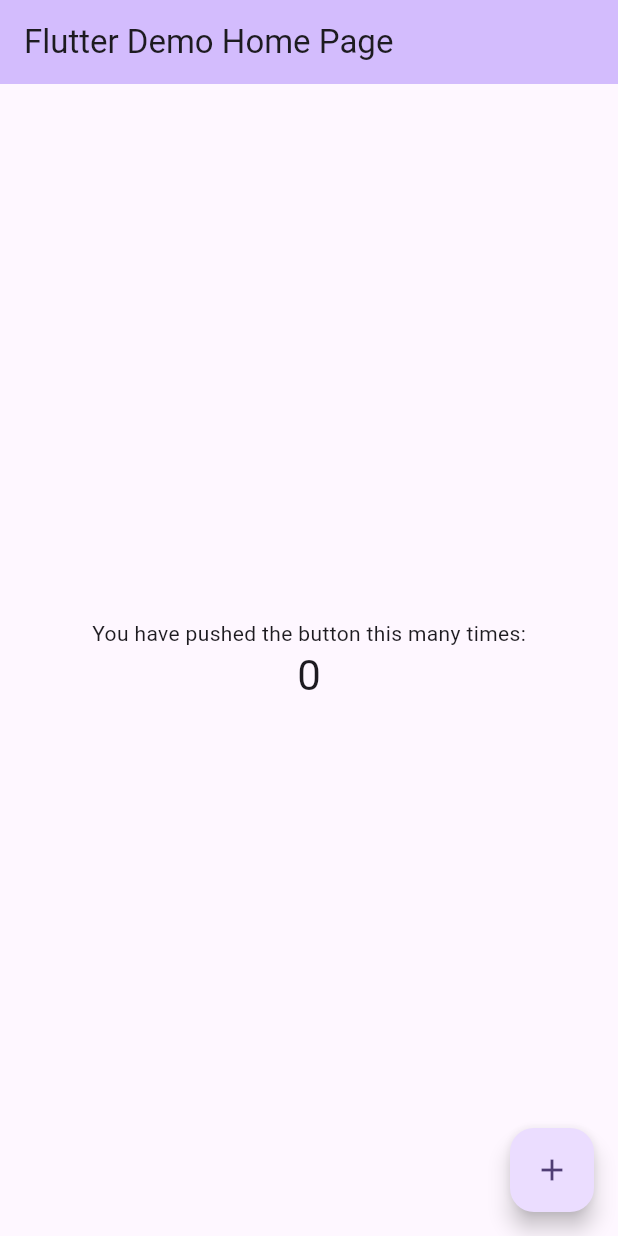
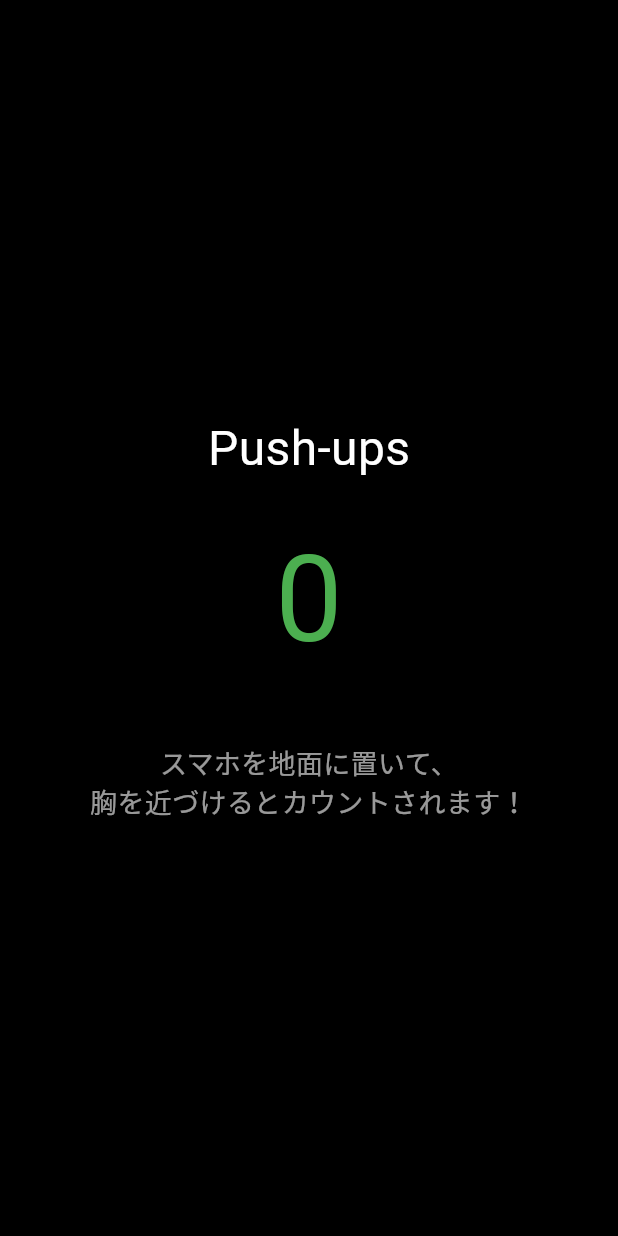
Before and after one commit to itomo2/pushapp, a Flutter app: the screen it shows after launch, on a phone screen of 412 x 824 dp. Run offline on Flutter 3.47's test engine with Material 3 defaults, Android fonts, the light colour scheme and no system bars; missing offline and left inert: proximity_sensor.

Commit message:
チャッピー再トライ

```diff
--- a/lib/main.dart
+++ b/lib/main.dart
@@ -1,122 +1,81 @@
 import 'package:flutter/material.dart';
+import 'package:proximity_sensor/proximity_sensor.dart';
 
 void main() {
-  runApp(const MyApp());
+  runApp(const PushUpApp());
 }
 
-class MyApp extends StatelessWidget {
-  const MyApp({super.key});
+class PushUpApp extends StatelessWidget {
+  const PushUpApp({super.key});
 
-  // This widget is the root of your application.
   @override
   Widget build(BuildContext context) {
-    return MaterialApp(
-      title: 'Flutter Demo',
-      theme: ThemeData(
-        // This is the theme of your application.
-        //
-        // TRY THIS: Try running your application with "flutter run". You'll see
-        // the application has a purple toolbar. Then, without quitting the app,
-        // try changing the seedColor in the colorScheme below to Colors.green
-        // and then invoke "hot reload" (save your changes or press the "hot
-        // reload" button in a Flutter-supported IDE, or press "r" if you used
-        // the command line to start the app).
-        //
-        // Notice that the counter didn't reset back to zero; the application
-        // state is not lost during the reload. To reset the state, use hot
-        // restart instead.
-        //
-        // This works for code too, not just values: Most code changes can be
-        // tested with just a hot reload.
-        colorScheme: ColorScheme.fromSeed(seedColor: Colors.deepPurple),
-      ),
-      home: const MyHomePage(title: 'Flutter Demo Home Page'),
+    return const MaterialApp(
+      title: '腕立てカウンター',
+      home: PushUpCounterScreen(),
     );
   }
 }
 
-class MyHomePage extends StatefulWidget {
-  const MyHomePage({super.key, required this.title});
-
-  // This widget is the home page of your application. It is stateful, meaning
-  // that it has a State object (defined below) that contains fields that affect
-  // how it looks.
-
-  // This class is the configuration for the state. It holds the values (in this
-  // case the title) provided by the parent (in this case the App widget) and
-  // used by the build method of the State. Fields in a Widget subclass are
-  // always marked "final".
-
-  final String title;
+class PushUpCounterScreen extends StatefulWidget {
+  const PushUpCounterScreen({super.key});
 
   @override
-  State<MyHomePage> createState() => _MyHomePageState();
+  State<PushUpCounterScreen> createState() => _PushUpCounterScreenState();
 }
 
-class _MyHomePageState extends State<MyHomePage> {
-  int _counter = 0;
+class _PushUpCounterScreenState extends State<PushUpCounterScreen> {
+  int _pushUpCount = 0;
+  bool _isNear = false;
+  late Stream<bool> _proximityStream;
 
-  void _incrementCounter() {
-    setState(() {
-      // This call to setState tells the Flutter framework that something has
-      // changed in this State, which causes it to rerun the build method below
-      // so that the display can reflect the updated values. If we changed
-      // _counter without calling setState(), then the build method would not be
-      // called again, and so nothing would appear to happen.
-      _counter++;
+  @override
+  void initState() {
+    super.initState();
+    _startListening();
+  }
+
+  void _startListening() {
+    // proximity_sensorのStream<int>をboolに変換
+    _proximityStream = ProximitySensor.events.map((event) => event > 0);
+
+    _proximityStream.listen((isNear) {
+      if (isNear && !_isNear) {
+        // 近づいた瞬間にカウントアップ
+        setState(() {
+          _pushUpCount++;
+        });
+      }
+      _isNear = isNear;
     });
   }
 
   @override
   Widget build(BuildContext context) {
-    // This method is rerun every time setState is called, for instance as done
-    // by the _incrementCounter method above.
-    //
-    // The Flutter framework has been optimized to make rerunning build methods
-    // fast, so that you can just rebuild anything that needs updating rather
-    // than having to individually change instances of widgets.
     return Scaffold(
-      appBar: AppBar(
-        // TRY THIS: Try changing the color here to a specific color (to
-        // Colors.amber, perhaps?) and trigger a hot reload to see the AppBar
-        // change color while the other colors stay the same.
-        backgroundColor: Theme.of(context).colorScheme.inversePrimary,
-        // Here we take the value from the MyHomePage object that was created by
-        // the App.build method, and use it to set our appbar title.
-        title: Text(widget.title),
-      ),
+      backgroundColor: Colors.black,
       body: Center(
-        // Center is a layout widget. It takes a single child and positions it
-        // in the middle of the parent.
         child: Column(
-          // Column is also a layout widget. It takes a list of children and
-          // arranges them vertically. By default, it sizes itself to fit its
-          // children horizontally, and tries to be as tall as its parent.
-          //
-          // Column has various properties to control how it sizes itself and
-          // how it positions its children. Here we use mainAxisAlignment to
-          // center the children vertically; the main axis here is the vertical
-          // axis because Columns are vertical (the cross axis would be
-          // horizontal).
-          //
-          // TRY THIS: Invoke "debug painting" (choose the "Toggle Debug Paint"
-          // action in the IDE, or press "p" in the console), to see the
-          // wireframe for each widget.
           mainAxisAlignment: MainAxisAlignment.center,
-          children: <Widget>[
-            const Text('You have pushed the button this many times:'),
+          children: [
+            const Text(
+              'Push-ups',
+              style: TextStyle(fontSize: 32, color: Colors.white),
+            ),
+            const SizedBox(height: 20),
             Text(
-              '$_counter',
-              style: Theme.of(context).textTheme.headlineMedium,
+              '$_pushUpCount',
+              style: const TextStyle(fontSize: 80, color: Colors.green),
+            ),
+            const SizedBox(height: 40),
+            const Text(
+              'スマホを地面に置いて、\n胸を近づけるとカウントされます！',
+              style: TextStyle(fontSize: 18, color: Colors.white60),
+              textAlign: TextAlign.center,
             ),
           ],
         ),
       ),
-      floatingActionButton: FloatingActionButton(
-        onPressed: _incrementCounter,
-        tooltip: 'Increment',
-        child: const Icon(Icons.add),
-      ), // This trailing comma makes auto-formatting nicer for build methods.
     );
   }
 }
--- a/pubspec.yaml
+++ b/pubspec.yaml
@@ -34,6 +34,7 @@ dependencies:
   # The following adds the Cupertino Icons font to your application.
   # Use with the CupertinoIcons class for iOS style icons.
   cupertino_icons: ^1.0.8
+  proximity_sensor: ^1.3.8
 
 dev_dependencies:
   flutter_test:
```
Also changed, not shown: pubspec.lock, 8 other files.
